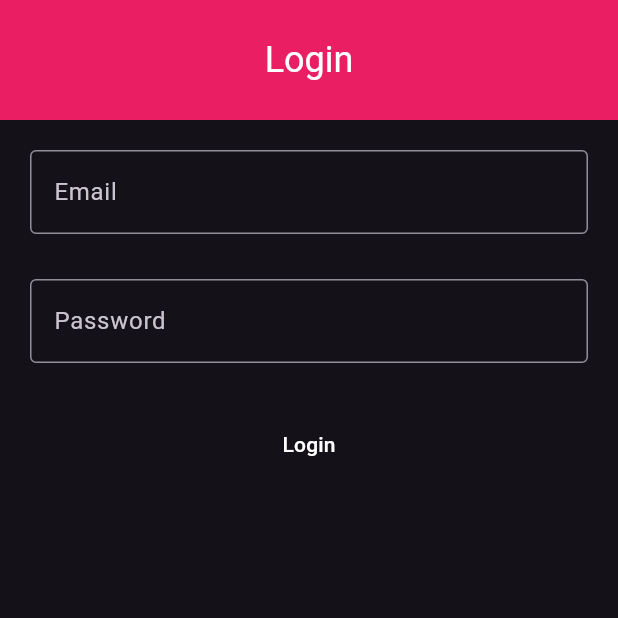
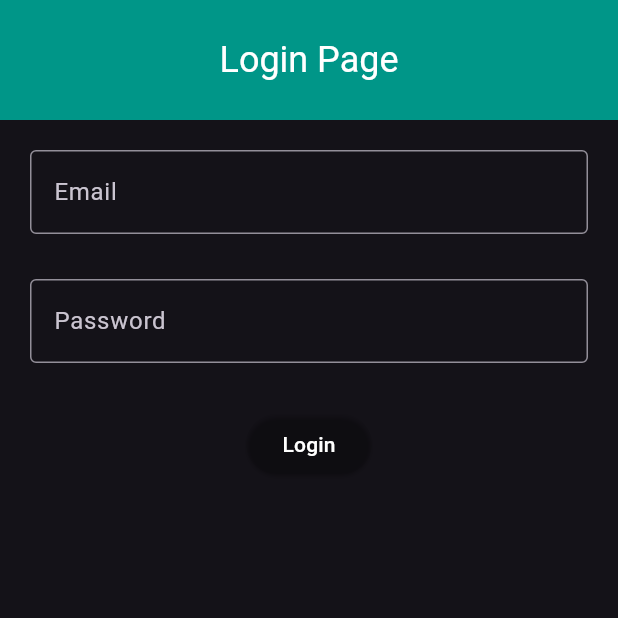
Before and after one commit to souravs3/provider_api_token, a Flutter app: the screen it shows after launch, on a phone screen of 412 x 824 dp, the top half of it. Run offline on Flutter 3.47's test engine with Material 3 defaults, Android fonts, the light colour scheme and no system bars; our stand-ins replace google_fonts, shared_preferences, sqflite; accounts and stored records are empty.

Commit message:
first commit

```diff
--- a/lib/view/atendees_page.dart
+++ b/lib/view/atendees_page.dart
@@ -14,7 +14,7 @@
     return Scaffold(
         appBar: AppBar(
           title: Text('Attendees List'),
-          backgroundColor: Colors.pink,
+          backgroundColor: Colors.teal,
         ),
         body: Consumer<AtendeesProvider>(
           builder: (context, atendeesProvider, child) {
@@ -32,7 +32,7 @@
                   final attendee = attendees[index];
                   return ListTile(
                     leading: CircleAvatar(
-                      backgroundColor: Colors.pink,
+                      backgroundColor: Colors.teal,
                       child: attendee.photo.isNotEmpty
                           ? Image.network(attendee.photo, fit: BoxFit.fill)
                           : Icon(Icons.person),
@@ -51,7 +51,7 @@
         floatingActionButton: Consumer<AtendeesProvider>(
           builder: (context, value, child) {
             return FloatingActionButton.extended(
-                backgroundColor: Colors.pink,
+                backgroundColor: Colors.teal,
                 onPressed: () {
                   Navigator.push(
                       context,
--- a/lib/view/login.dart
+++ b/lib/view/login.dart
@@ -1,25 +1,48 @@
-// ignore_for_file: invalid_use_of_visible_for_testing_member, invalid_use_of_protected_member
-
 import 'package:flutter/material.dart';
 import 'package:provider/provider.dart';
 import 'package:test_api_provider/controller/provider/auth_provider.dart';
 import 'package:test_api_provider/view/home.dart';
 
-class Login extends StatelessWidget {
-  Login({super.key});
+class Login extends StatefulWidget {
+  const Login({super.key});
 
+  @override
+  _LoginState createState() => _LoginState();
+}
+
+class _LoginState extends State<Login> {
   final TextEditingController emailController = TextEditingController();
   final TextEditingController passwordController = TextEditingController();
   final GlobalKey<FormState> _formKey = GlobalKey<FormState>();
+
+  @override
+  void initState() {
+    super.initState();
+    emailController.addListener(_onTextChanged);
+    passwordController.addListener(_onTextChanged);
+  }
+
+  @override
+  void dispose() {
+    emailController.removeListener(_onTextChanged);
+    passwordController.removeListener(_onTextChanged);
+    emailController.dispose();
+    passwordController.dispose();
+    super.dispose();
+  }
+
+  void _onTextChanged() {
+    setState(() {});
+  }
 
   @override
   Widget build(BuildContext context) {
     return Scaffold(
       appBar: AppBar(
         toolbarHeight: 80,
-        backgroundColor: Colors.pink,
+        backgroundColor: Colors.teal,
         title: Text(
-          'Login',
+          'Login Page',
           style: TextStyle(
               color: Colors.white, fontSize: 24, fontWeight: FontWeight.w400),
         ),
@@ -37,11 +60,6 @@
             });
           }
 
-          bool hasValues = authProvider.hasTextFieldsValue(
-            emailController.text,
-            passwordController.text,
-          );
-
           return Form(
             key: _formKey,
             child: Column(
@@ -50,7 +68,7 @@
                   controller: emailController,
                   decoration: InputDecoration(
                     border: OutlineInputBorder(),
-                    labelText: 'Email',
+                    label: Text('Email'),
                   ),
                   validator: (value) {
                     if (value == null || value.isEmpty) {
@@ -61,18 +79,15 @@
                     }
                     return null;
                   },
-                  onChanged: (value) {
-                    // Update button state when text changes
-
-                    authProvider.notifyListeners();
-                  },
                 ),
-                SizedBox(height: 30),
+                SizedBox(
+                  height: 30,
+                ),
                 TextFormField(
                   controller: passwordController,
                   decoration: InputDecoration(
                     border: OutlineInputBorder(),
-                    labelText: 'Password',
+                    label: Text('Password'),
                   ),
                   validator: (value) {
                     if (value == null || value.isEmpty) {
@@ -81,25 +96,23 @@
                     return null;
                   },
                   obscureText: true,
-                  onChanged: (value) {
-                    // Update button state when text changes
-                    authProvider.notifyListeners();
-                  },
                 ),
-                SizedBox(height: 30),
+                SizedBox(
+                  height: 30,
+                ),
                 ElevatedButton(
                   style: ButtonStyle(
-                    backgroundColor:
-                        WidgetStateProperty.resolveWith<Color>((states) {
-                      if (hasValues) {
-                        return Colors.pink;
-                      } else {
-                        return Colors
-                            .transparent; // Change to grey when no values
-                      }
-                    }),
+                    backgroundColor: WidgetStateProperty.resolveWith<Color>(
+                      (Set<WidgetState> states) {
+                        if (authProvider.hasTextFieldsValue(
+                            emailController.text, passwordController.text)) {
+                          return Colors.teal;
+                        }
+                        return Colors.transparent;
+                      },
+                    ),
                   ),
-                  onPressed: authProvider.loading || !hasValues
+                  onPressed: authProvider.loading
                       ? null
                       : () {
                           if (_formKey.currentState?.validate() ?? false) {
@@ -110,7 +123,7 @@
                               if (!authProvider.isLoggedIn) {
                                 ScaffoldMessenger.of(context).showSnackBar(
                                   SnackBar(
-                                    content: Text('User Not Found'),
+                                    content: Text('Invalid user credentials'),
                                   ),
                                 );
                               }
```
Also changed, not shown: lib/controller/provider/auth_provider.dart (+4 -6 lines), lib/view/group_page.dart (+4 -4 lines).
